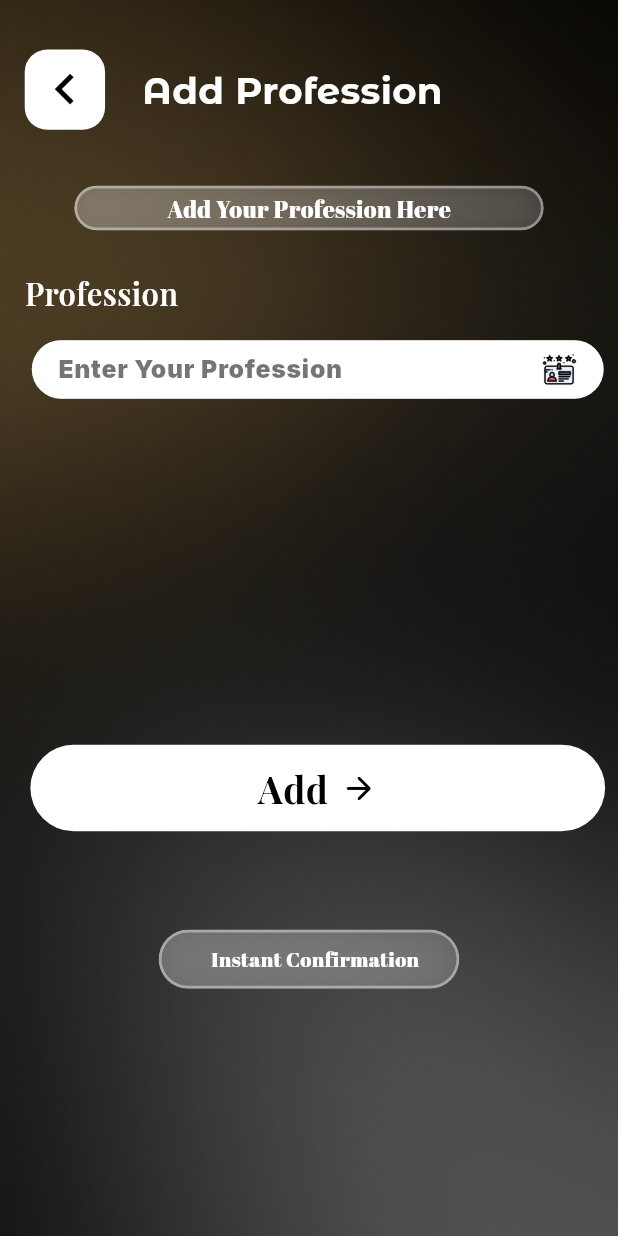
After one commit to Alvin11David/HELPER-APP, a Flutter app: the screen it shows after launch, on a phone screen of 412 x 824 dp. The commit adds this screen. Run offline on Flutter 3.47's test engine with Material 3 defaults, Android fonts, the phone set to English and light mode, and no system bars; our stand-ins replace camera; missing offline and left inert: google_ml_kit.

Commit message:
Added Academic Profession

```diff
--- a/helper/lib/Document Upload/Academic_Certificate_Upload_Screen.dart
+++ b/helper/lib/Document Upload/Academic_Certificate_Upload_Screen.dart
@@ -4,6 +4,7 @@ import 'package:flutter/material.dart';
 
 class AcademicCertificateUploadScreen extends StatefulWidget {
   const AcademicCertificateUploadScreen({Key? key}) : super(key: key);
+  static List<String> professions = [];
 
   @override
   State<AcademicCertificateUploadScreen> createState() =>
@@ -22,7 +23,7 @@ class _AcademicCertificateUploadScreenState
     selectedProfessions = [];
   }
 
-  static const List<String> professions = [
+  static List<String> professions = [
     'Accountant',
     'Actor',
     'Actress',
@@ -337,7 +338,7 @@ class _AcademicCertificateUploadScreenState
                     ),
                     SizedBox(width: screenWidth * 0.06),
                     Text(
-                      'Academic Certificates',
+                      'Academic Profession',
                       style: TextStyle(
                         color: Colors.white,
                         fontSize: screenWidth * 0.055,
--- a/helper/lib/Document Upload/Add_Academic_Document_Screen.dart
+++ /dev/null
@@ -1,20 +0,0 @@
-import 'package:flutter/material.dart';
-
-class AddAcademicDocumentScreen extends StatelessWidget {
-  @override
-  Widget build(BuildContext context) {
-    return Scaffold(
-      body: Container(
-        decoration: BoxDecoration(
-          image: DecorationImage(
-            image: AssetImage('assets/background/normalscreenbg.png'),
-            fit: BoxFit.cover,
-          ),
-        ),
-        child: Center(
-          child: Text('Add Academic Document Screen'),
-        ),
-      ),
-    );
-  }
-}
--- /dev/null
+++ b/helper/lib/Document Upload/Add_Profession_Screen.dart
@@ -0,0 +1,323 @@
+import 'package:flutter/material.dart';
+import 'dart:ui';
+import 'Academic_Certificate_Upload_Screen.dart';
+
+class AddProfessionScreen extends StatefulWidget {
+  @override
+  _AddProfessionScreenState createState() => _AddProfessionScreenState();
+}
+
+class _AddProfessionScreenState extends State<AddProfessionScreen> {
+  final TextEditingController _professionController = TextEditingController();
+
+  @override
+  void dispose() {
+    _professionController.dispose();
+    super.dispose();
+  }
+
+  @override
+  Widget build(BuildContext context) {
+    final screenHeight = MediaQuery.of(context).size.height;
+    final screenWidth = MediaQuery.of(context).size.width;
+
+    return Scaffold(
+      body: SafeArea(
+        child: Container(
+          decoration: BoxDecoration(
+            image: DecorationImage(
+              image: AssetImage('assets/background/normalscreenbg.png'),
+              fit: BoxFit.cover,
+            ),
+          ),
+          child: Stack(
+            children: [
+              Positioned(
+                top: screenHeight * 0.04,
+                left: screenWidth * 0.04,
+                child: Row(
+                  mainAxisSize: MainAxisSize.min,
+                  children: [
+                    GestureDetector(
+                      onTap: () => Navigator.of(context).maybePop(),
+                      child: Container(
+                        width: screenWidth * 0.13,
+                        height: screenWidth * 0.13,
+                        decoration: BoxDecoration(
+                          color: const Color(0xFFFFFFFF),
+                          borderRadius: BorderRadius.circular(15),
+                        ),
+                        child: Center(
+                          child: Icon(
+                            Icons.chevron_left,
+                            color: Colors.black,
+                            size: screenWidth * 0.10,
+                          ),
+                        ),
+                      ),
+                    ),
+                    SizedBox(width: screenWidth * 0.06),
+                    Text(
+                      'Add Profession',
+                      style: TextStyle(
+                        color: Colors.white,
+                        fontSize: screenWidth * 0.06,
+                        fontWeight: FontWeight.bold,
+                        fontFamily: 'Montserrat',
+                      ),
+                    ),
+                  ],
+                ),
+              ),
+              Positioned(
+                top:
+                    screenHeight * 0.15, // Adjusted to reduce space from header
+                left: screenWidth * 0.12,
+                right: screenWidth * 0.12,
+                child: ClipRRect(
+                  borderRadius: BorderRadius.circular(30),
+                  child: BackdropFilter(
+                    filter: ImageFilter.blur(sigmaX: 15, sigmaY: 15),
+                    child: Container(
+                      padding: EdgeInsets.symmetric(
+                        horizontal: screenWidth * 0.02,
+                        vertical: screenHeight * 0.003,
+                      ),
+                      decoration: BoxDecoration(
+                        gradient: LinearGradient(
+                          begin: Alignment.topLeft,
+                          end: Alignment.bottomRight,
+                          colors: [
+                            Colors.white.withOpacity(0.25),
+                            Colors.white.withOpacity(0.15),
+                          ],
+                        ),
+                        borderRadius: BorderRadius.circular(30),
+                        border: Border.all(
+                          color: Colors.white.withOpacity(0.4),
+                          width: 2,
+                        ),
+                        boxShadow: [
+                          BoxShadow(
+                            color: Colors.white.withOpacity(0.1),
+                            blurRadius: 15,
+                            spreadRadius: 2,
+                          ),
+                        ],
+                      ),
+                      height: 30,
+                      child: Row(
+                        mainAxisAlignment: MainAxisAlignment.center,
+                        children: [
+                          Text(
+                            'Add Your Profession Here',
+                            style: TextStyle(
+                              color: Colors.white,
+                              fontSize: screenWidth * 0.038,
+                              fontWeight: FontWeight.w500,
+                              fontFamily: 'Poppins',
+                            ),
+                            textAlign: TextAlign.center,
+                          ),
+                        ],
+                      ),
+                    ),
+                  ),
+                ),
+              ),
+              Positioned(
+                top: screenHeight * 0.2,
+                left: screenWidth * 0.04,
+                child: Column(
+                  children: [
+                    SizedBox(height: screenHeight * 0.02),
+                    Padding(
+                      padding: EdgeInsets.only(right: screenWidth * 0.7),
+                      child: Text(
+                        'Profession',
+                        style: TextStyle(
+                          color: Colors.white,
+                          fontFamily: 'PlayfairDisplay',
+                          fontSize: screenWidth * 0.05,
+                          fontWeight: FontWeight.w600,
+                        ),
+                      ),
+                    ),
+                    SizedBox(height: screenHeight * 0.02),
+                    Container(
+                      width: screenWidth * (347 / 375),
+                      height: 39,
+                      padding: EdgeInsets.symmetric(
+                        horizontal: screenWidth * 0.04,
+                      ),
+                      decoration: BoxDecoration(
+                        color: Colors.white,
+                        borderRadius: BorderRadius.circular(30),
+                        border: Border.all(
+                          color: Colors.white.withOpacity(0.4),
+                          width: 1,
+                        ),
+                      ),
+                      child: Row(
+                        children: [
+                          Expanded(
+                            child: TextField(
+                              controller: _professionController,
+                              style: TextStyle(
+                                color: Colors.black,
+                                fontSize: screenWidth * 0.04,
+                                fontFamily: 'Inter',
+                                fontWeight: FontWeight.w900,
+                              ),
+                              decoration: InputDecoration(
+                                hintText: 'Enter Your Profession',
+                                hintStyle: TextStyle(
+                                  color: Colors.black54,
+                                  fontSize: screenWidth * 0.04,
+                                  fontFamily: 'Inter',
+                                  fontWeight: FontWeight.w900,
+                                ),
+                                border: InputBorder.none,
+                                isCollapsed: true,
+                                contentPadding: EdgeInsets.zero,
+                              ),
+                              cursorColor: Colors.black,
+                            ),
+                          ),
+                          SizedBox(width: screenWidth * 0.02),
+                          Image.asset(
+                            'assets/icons/license.png',
+                            width: 24,
+                            height: 24,
+                          ),
+                        ],
+                      ),
+                    ),
+                    SizedBox(height: screenHeight * 0.28),
+                    GestureDetector(
+                      onTap: () {
+                        String newProfession = _professionController.text
+                            .trim();
+                        if (newProfession.isNotEmpty &&
+                            !AcademicCertificateUploadScreen.professions
+                                .contains(newProfession)) {
+                          setState(() {
+                            AcademicCertificateUploadScreen.professions.add(
+                              newProfession,
+                            );
+                          });
+                          _professionController.clear();
+                          ScaffoldMessenger.of(context).showSnackBar(
+                            SnackBar(
+                              content: Text('Profession added successfully!'),
+                            ),
+                          );
+                        } else if (newProfession.isEmpty) {
+                          ScaffoldMessenger.of(context).showSnackBar(
+                            SnackBar(
+                              content: Text('Please enter a profession.'),
+                            ),
+                          );
+                        } else {
+                          ScaffoldMessenger.of(context).showSnackBar(
+                            SnackBar(
+                              content: Text('Profession already exists.'),
+                            ),
+                          );
+                        }
+                      },
+                      child: Container(
+                        width: screenWidth * 0.93,
+                        height: screenHeight * 0.07,
+                        decoration: BoxDecoration(
+                          color: Colors.white,
+                          borderRadius: BorderRadius.circular(30),
+                        ),
+                        child: Row(
+                          mainAxisAlignment: MainAxisAlignment.center,
+                          children: [
+                            Text(
+                              'Add',
+                              style: TextStyle(
+                                color: Colors.black,
+                                fontSize: screenWidth * 0.06,
+                                fontWeight: FontWeight.bold,
+                                fontFamily: 'PlayfairDisplay',
+                              ),
+                            ),
+                            SizedBox(width: screenWidth * 0.02),
+                            Icon(
+                              Icons.arrow_forward_rounded,
+                              color: Colors.black,
+                              size: screenWidth * 0.06,
+                            ),
+                          ],
+                        ),
+                      ),
+                    ),
+                  ],
+                ),
+              ),
+              Positioned(
+                bottom: screenHeight * 0.2,
+                left: screenWidth * 0.05,
+                right: screenWidth * 0.05,
+                child: Center(
+                  child: ClipRRect(
+                    borderRadius: BorderRadius.circular(30),
+                    child: BackdropFilter(
+                      filter: ImageFilter.blur(sigmaX: 15, sigmaY: 15),
+                      child: Container(
+                        padding: EdgeInsets.symmetric(
+                          horizontal: screenWidth * 0.06,
+                          vertical: screenHeight * 0.010,
+                        ),
+                        decoration: BoxDecoration(
+                          gradient: LinearGradient(
+                            begin: Alignment.topLeft,
+                            end: Alignment.bottomRight,
+                            colors: [
+                              Colors.white.withOpacity(0.25),
+                              Colors.white.withOpacity(0.15),
+                            ],
+                          ),
+                          borderRadius: BorderRadius.circular(30),
+                          border: Border.all(
+                            color: Colors.white.withOpacity(0.4),
+                            width: 2,
+                          ),
+                          boxShadow: [
+                            BoxShadow(
+                              color: Colors.white.withOpacity(0.1),
+                              blurRadius: 15,
+                              spreadRadius: 2,
+                            ),
+                          ],
+                        ),
+                        child: Row(
+                          mainAxisSize: MainAxisSize.min,
+                          children: [
+                            SizedBox(width: screenWidth * 0.02),
+                            Text(
+                              'Instant Confirmation',
+                              style: TextStyle(
+                                color: Colors.white,
+                                fontSize: screenWidth * 0.033,
+                                fontWeight: FontWeight.w500,
+                                fontFamily: 'Poppins',
+                              ),
+                            ),
+                          ],
+                        ),
+                      ),
+                    ),
+                  ),
+                ),
+              ),
+            ],
+          ),
+        ),
+      ),
+    );
+  }
+}
--- a/helper/lib/main.dart
+++ b/helper/lib/main.dart
@@ -3,6 +3,7 @@ import 'package:helper/Auth/OTP_Verification_Screen.dart';
 import 'package:helper/Auth/Password_Reset_Screen.dart';
 import 'package:helper/Auth/Referral_Code_Screen.dart';
 import 'package:helper/Document%20Upload/Academic_Certificate_Upload_Screen.dart';
+import 'package:helper/Document%20Upload/Add_Profession_Screen.dart';
 import 'package:helper/Document%20Upload/Document_Upload_screen.dart';
 import 'package:helper/Document%20Upload/National_ID_Passport_Back_Upload_Screen.dart';
 import 'package:helper/Document%20Upload/National_ID_Passport_Front_Scan_Screen.dart';
@@ -34,7 +35,7 @@ class MyApp extends StatelessWidget {
       theme: ThemeData(
         colorScheme: ColorScheme.fromSeed(seedColor: Colors.deepPurple),
       ),
-      home: const NationalIdPassportFrontScanScreen(),
+      home:  AddProfessionScreen(),
     );
   }
 }
```
